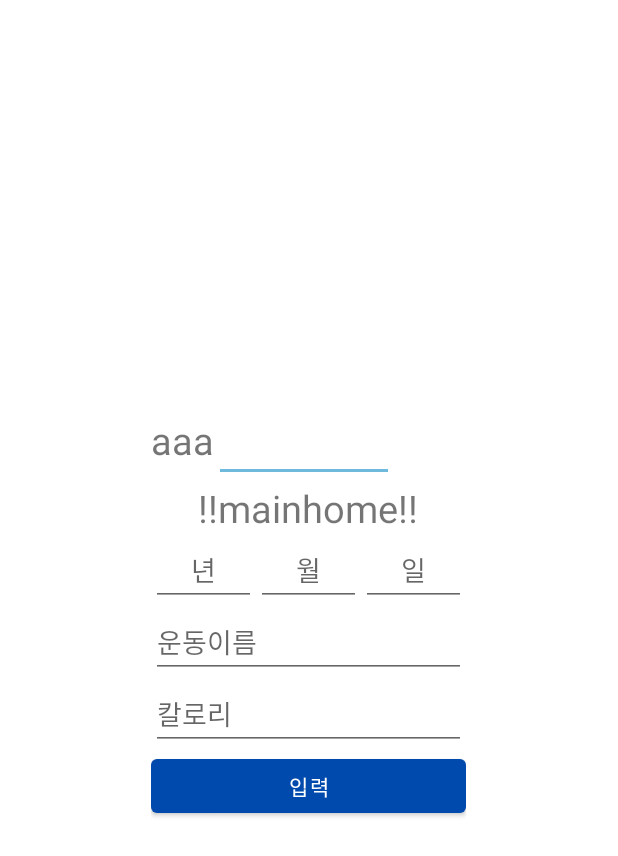
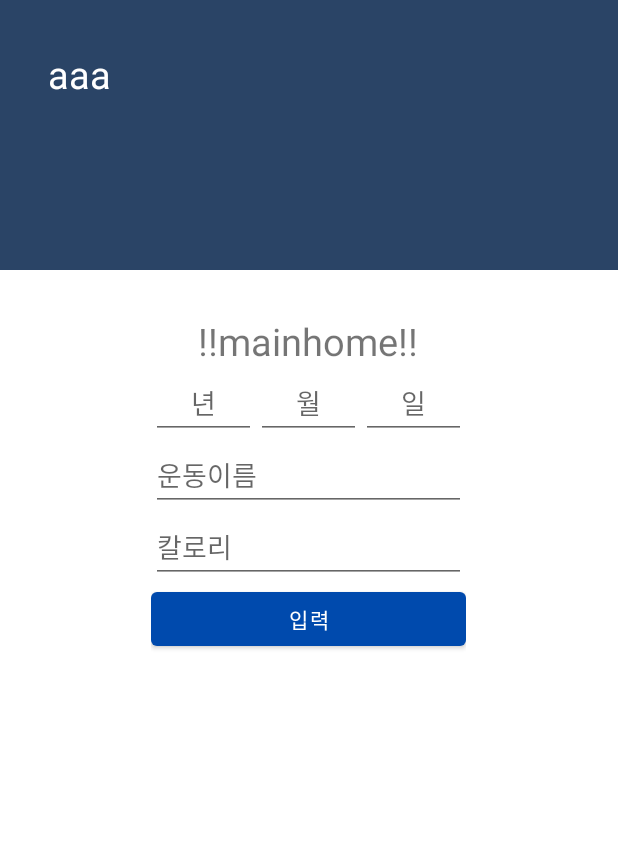
Before and after one commit to secleezy/CBNUworkout, an Android app: the layout fragment_mainhome_home.xml on its own in the app's theme, with its tools: preview values and no code run, on a phone screen of 412 x 824 dp. Shown: the top 856 px of the screen. Run offline under Robolectric (Android 15) with nearby library versions, the phone set to English and light mode, and no system bars.

Commit message:
0420 예쁘게,,,,,,,,,

```diff
--- a/app/src/main/res/layout/fragment_mainhome_home.xml
+++ b/app/src/main/res/layout/fragment_mainhome_home.xml
@@ -7,24 +7,30 @@
     tools:context=".mainhome_home">
 
     <LinearLayout
-        android:layout_width="wrap_content"
-        android:layout_height="wrap_content"
+        android:layout_width="match_parent"
+        android:layout_height="match_parent"
         android:layout_gravity="center"
-        android:orientation="vertical">
+        android:orientation="vertical"
+>
 
 
+
+        ///////////////////////////////////
+
     <LinearLayout
-        android:layout_width="wrap_content"
-        android:layout_height="wrap_content"
-        android:orientation="horizontal">
+        android:layout_width="match_parent"
+        android:layout_height="180dp"
+        android:orientation="horizontal"
+        android:padding="32dp"
+        android:layout_gravity="left"
+        android:background="@color/darkblue">
         <TextView
             android:id="@+id/thisistitle"
             android:layout_width="match_parent"
             android:layout_height="match_parent"
             android:text="aaa"
-
-            android:textAlignment="center"
-            android:layout_gravity="center"
+            android:textColor="@color/white"
+            android:layout_gravity="left"
             android:textSize="25sp"/>
 
         <EditText
@@ -32,7 +38,21 @@
             android:layout_width="120dp"
             android:layout_height="match_parent"></EditText>
     </LinearLayout>
+    /////////오늘의 몸무게
+    <LinearLayout
+        android:layout_width="match_parent"
+        android:layout_height="30dp"
+        android:orientation="horizontal"
+        android:background="@color/white">
+    </LinearLayout>
+        /////////공백
 
+    /////////////////////////////////////////
+    <LinearLayout
+        android:layout_width="wrap_content"
+        android:layout_height="wrap_content"
+        android:layout_gravity="center"
+        android:orientation="vertical">
 
         <TextView
             android:id="@+id/title"
@@ -83,8 +103,6 @@
                 tools:layout_editor_absoluteY="362dp" />
         </LinearLayout>
 
-
-
         <EditText
             android:id="@+id/workoutname"
             android:layout_width="match_parent"
@@ -114,7 +132,10 @@
             tools:layout_editor_absoluteY="454dp" />
 
     </LinearLayout>
+    //////////운동 기록하기
 
+    </LinearLayout>
+////////////////////////////////////////////
 
 
 </FrameLayout>
--- a/app/src/main/res/values/colors.xml
+++ b/app/src/main/res/values/colors.xml
@@ -10,4 +10,5 @@
     <color name="gray">#808080</color>
     <color name="blue">#0019f4</color>
     <color name="red">#FF0000</color>
+    <color name="darkblue">#2A4466</color>
 </resources>
--- a/app/src/main/res/values/themes.xml
+++ b/app/src/main/res/values/themes.xml
@@ -9,6 +9,7 @@
         <item name="colorSecondary">#6FBADC</item>
         <item name="colorSecondaryVariant">#84CAFF</item>
         <item name="colorOnSecondary">@color/black</item>
+
         <!-- Status bar color. -->
         <item name="android:statusBarColor" tools:targetApi="l">?attr/colorPrimaryVariant</item>
         <!-- Customize your theme here. -->
```
